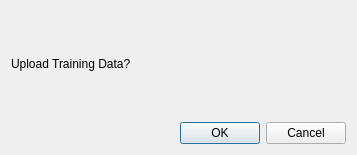
Qt form src/gui/mzroll/forms/uploadtrainingdatadialog.ui (sonu-jun3/ElMaven) before a commit.
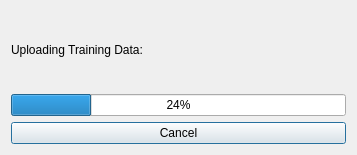
The same form after that commit.

Commit message: [Add] Save training data to temp location

What changed in the file:
```diff
--- a/src/gui/mzroll/forms/uploadtrainingdatadialog.ui
+++ b/src/gui/mzroll/forms/uploadtrainingdatadialog.ui
@@ -17,17 +17,21 @@
    <item>
     <widget class="QLabel" name="label">
      <property name="text">
-      <string>Upload Training Data?</string>
+      <string>Uploading Training Data:</string>
      </property>
     </widget>
    </item>
    <item>
-    <widget class="QDialogButtonBox" name="buttonBox">
-     <property name="orientation">
-      <enum>Qt::Horizontal</enum>
+    <widget class="QProgressBar" name="progressBar">
+     <property name="value">
+      <number>24</number>
      </property>
-     <property name="standardButtons">
-      <set>QDialogButtonBox::Cancel|QDialogButtonBox::Ok</set>
+    </widget>
+   </item>
+   <item>
+    <widget class="QPushButton" name="pushButton">
+     <property name="text">
+      <string>Cancel</string>
      </property>
     </widget>
    </item>
```
Left out of the diff: 35 changed lines with no effect on the pictures. The commit also changes 5 other files.
